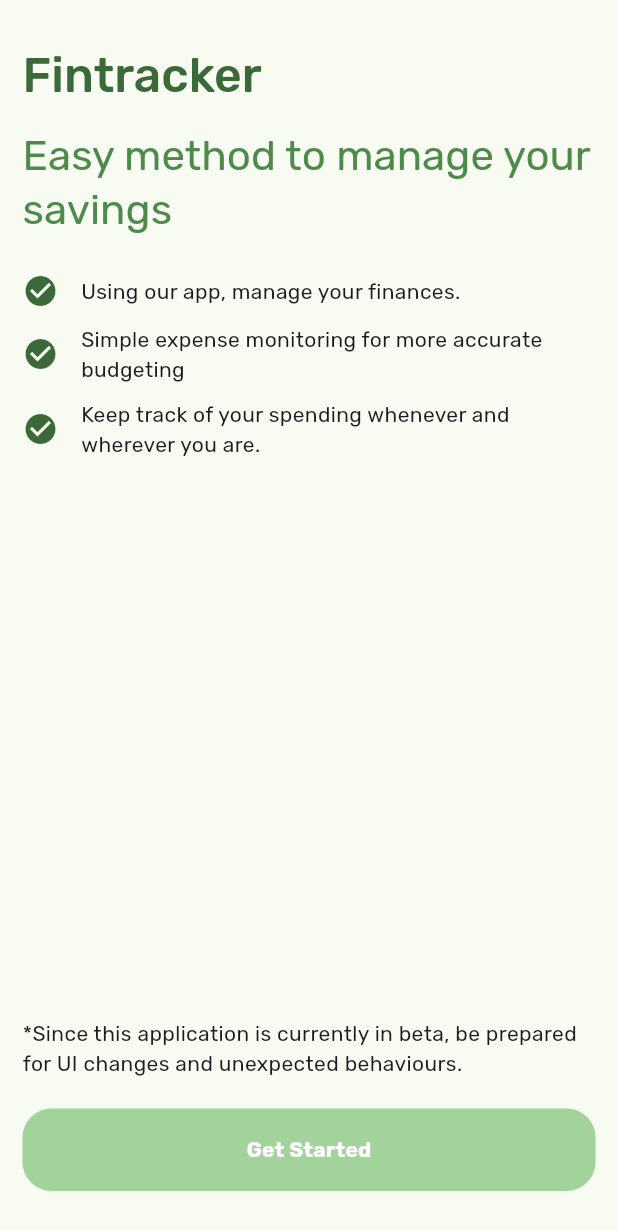
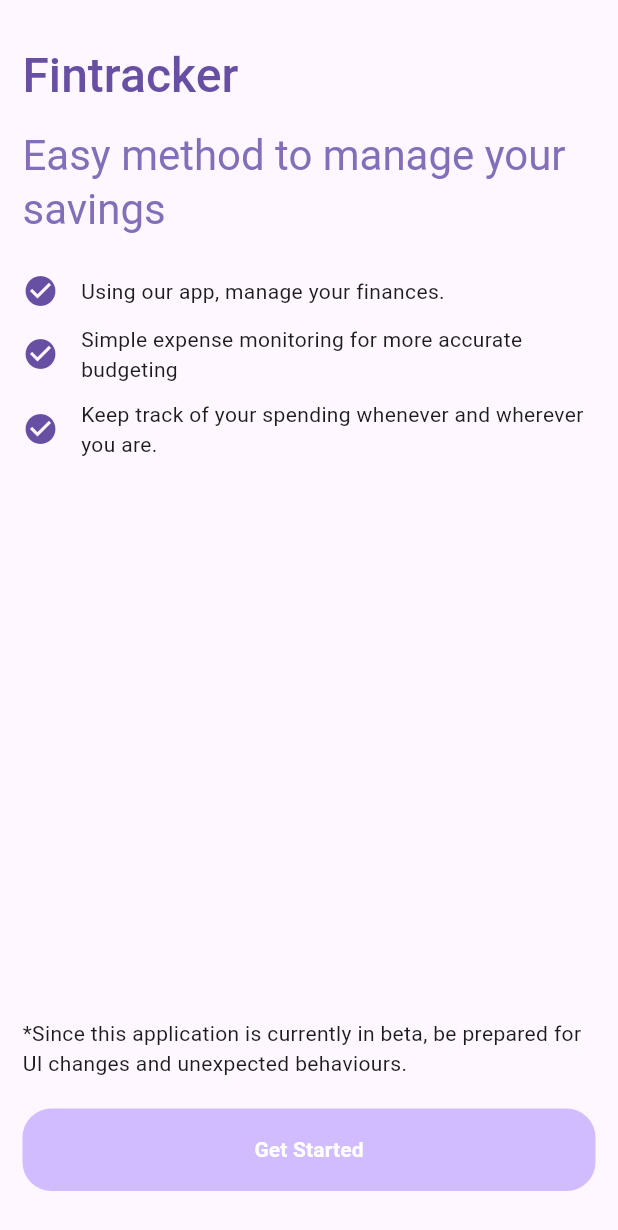
Before and after one commit to nafishahmeddev/fintracker, a Flutter app: the screen it shows after launch, on a phone screen of 412 x 824 dp. Shown: the top 1230 px of the screen. Run offline on Flutter 3.47's test engine with Material 3 defaults, Android fonts, the light colour scheme and no system bars; drawn by our look-alikes of dynamic_color; our stand-ins replace flutter_bloc, material_symbols_icons, shared_preferences, sqflite, sqflite_common_ffi; missing offline and left inert: currency_picker, events_emitter, month_year_picker; accounts and stored records are empty.

Commit message:
style(Overall UI): Route change and UI Improvements
1. Changed UI and colors and fonts
2. Removed google fonts and dynamic colors
3. Moved settings page to bottom navigation

```diff
--- a/lib/app.dart
+++ b/lib/app.dart
@@ -1,49 +1,29 @@
-import 'package:dynamic_color/dynamic_color.dart';
 import 'package:fintracker/bloc/cubit/app_cubit.dart';
 import 'package:fintracker/screens/main.screen.dart';
 import 'package:flutter/material.dart';
 import 'package:flutter/services.dart';
 import 'package:flutter_bloc/flutter_bloc.dart';
 import 'package:flutter_localizations/flutter_localizations.dart';
-import 'package:google_fonts/google_fonts.dart';
 import 'package:month_year_picker/month_year_picker.dart';
 
 class App extends StatelessWidget {
   const App({super.key});
   @override
   Widget build(BuildContext context) {
-    bool isDarkMode = MediaQuery.of(context).platformBrightness == Brightness.dark;
     SystemChrome.setSystemUIOverlayStyle(SystemUiOverlayStyle(
         statusBarColor: Colors.transparent,
-        statusBarIconBrightness: isDarkMode?  Brightness.light: Brightness.dark
+        statusBarIconBrightness: MediaQuery.of(context).platformBrightness
     ));
-
     return  BlocBuilder<AppCubit, AppState>(
         builder: (context, state){
-          return DynamicColorBuilder(
-              builder: (ColorScheme? lightDynamic, ColorScheme? darkDynamic) {
-                ColorScheme scheme = ColorScheme.fromSeed(seedColor: Color(state.themeColor), brightness: MediaQuery.of(context).platformBrightness);
-
-                if (isDarkMode && darkDynamic != null) {
-                  scheme = darkDynamic.harmonized();
-                }
-                if (!isDarkMode && lightDynamic != null) {
-                  scheme = lightDynamic.harmonized();
-                }
-
-
           return MaterialApp(
             title: 'Fintracker',
             theme: ThemeData(
-                      colorScheme: scheme,
                 useMaterial3: true,
                 brightness: MediaQuery.of(context).platformBrightness,
-                      textTheme: GoogleFonts.rubikTextTheme(
-                        isDarkMode? ThemeData.dark().textTheme: ThemeData.light().textTheme,
-                      ),
                 navigationBarTheme: NavigationBarThemeData(
                   labelTextStyle: MaterialStateProperty.resolveWith((Set<MaterialState> states){
-                          TextStyle style =  TextStyle(fontWeight: FontWeight.w500, fontSize: 12, fontFamily: GoogleFonts.rubik().fontFamily);
+                    TextStyle style =  const TextStyle(fontWeight: FontWeight.w500, fontSize: 11);
                     if(states.contains(MaterialState.selected)){
                       style = style.merge(const TextStyle(fontWeight: FontWeight.w600));
                     }
@@ -57,9 +37,6 @@ class App extends StatelessWidget {
               GlobalMaterialLocalizations.delegate,
               MonthYearPickerLocalizations.delegate,
             ],
-                  debugShowCheckedModeBanner: false,
-                );
-              }
           );
         }
     );
--- a/lib/screens/home/widgets/payment_list_item.dart
+++ b/lib/screens/home/widgets/payment_list_item.dart
@@ -1,7 +1,6 @@
 import 'package:fintracker/model/payment.model.dart';
 import 'package:fintracker/widgets/currency.dart';
 import 'package:flutter/material.dart';
-import 'package:google_fonts/google_fonts.dart';
 import 'package:intl/intl.dart';
 import '../../../theme/colors.dart';
 
@@ -36,7 +35,7 @@ class PaymentListItem extends StatelessWidget{
       ),
       trailing: CurrencyText(
           isCredit? payment.amount : -payment.amount,
-          style: Theme.of(context).textTheme.bodyMedium?.apply(color: isCredit? ThemeColors.success:ThemeColors.error, fontFamily: GoogleFonts.manrope().fontFamily)
+          style: Theme.of(context).textTheme.bodyMedium?.apply(color: isCredit? ThemeColors.success:ThemeColors.error)
       ),
     ) ;
   }
--- a/lib/screens/main.screen.dart
+++ b/lib/screens/main.screen.dart
@@ -6,6 +6,7 @@ import 'package:fintracker/screens/onboard/onboard_screen.dart';
 import 'package:fintracker/screens/settings/settings.screen.dart';
 import 'package:flutter/material.dart';
 import 'package:flutter_bloc/flutter_bloc.dart';
+import 'package:material_symbols_icons/symbols.dart';
 
 class MainScreen extends StatefulWidget{
   const MainScreen({super.key});
@@ -36,7 +37,8 @@ class _MainScreenState extends State<MainScreen>{
             children: const [
               HomeScreen(),
               AccountsScreen(),
-              CategoriesScreen()
+              CategoriesScreen(),
+              SettingsScreen()
             ],
             onPageChanged: (int index){
               setState(() {
@@ -47,18 +49,13 @@ class _MainScreenState extends State<MainScreen>{
           bottomNavigationBar: NavigationBar(
             selectedIndex: _selected,
             destinations: const [
-              NavigationDestination(icon: Icon(Icons.home), label: "Home"),
-              NavigationDestination(icon: Icon(Icons.wallet), label: "Accounts"),
-              NavigationDestination(icon: Icon(Icons.category), label: "Categories"),
-              NavigationDestination(icon: Icon(Icons.settings), label: "Settings"),
+              NavigationDestination(icon: Icon(Symbols.home, fill: 1,), label: "Home"),
+              NavigationDestination(icon: Icon(Symbols.wallet, fill: 1,), label: "Accounts"),
+              NavigationDestination(icon: Icon(Symbols.category, fill: 1,), label: "Categories"),
+              NavigationDestination(icon: Icon(Symbols.settings, fill: 1,), label: "Settings"),
             ],
             onDestinationSelected: (int selected){
-              if(selected < 3){
                 _controller.jumpToPage(selected);
-              }
-              if(selected == 3){
-                Navigator.of(context).push(MaterialPageRoute(builder: (context)=>const SettingsScreen()));
-              }
             },
           ),
         );
--- a/lib/screens/payment_form.screen.dart
+++ b/lib/screens/payment_form.screen.dart
@@ -14,7 +14,6 @@ import 'package:fintracker/widgets/buttons/button.dart';
 import 'package:fintracker/widgets/dialog/confirm.modal.dart';
 import 'package:flutter/material.dart';
 import 'package:flutter/services.dart';
-import 'package:google_fonts/google_fonts.dart';
 import 'package:intl/intl.dart';
 
 typedef OnCloseCallback = Function(Payment payment);
@@ -292,11 +291,10 @@ class _PaymentForm extends State<PaymentForm>{
                                   inputFormatters: <TextInputFormatter>[
                                     FilteringTextInputFormatter.allow(RegExp(r'^\d+\.?\d{0,4}')),
                                   ],
-                                  style: GoogleFonts.manrope(),
                                   decoration: InputDecoration(
                                       filled: true,
                                       hintText: "0.0",
-                                      prefixIcon: Padding(padding: const EdgeInsets.only(left: 15), child: CurrencyText(null, style: GoogleFonts.jetBrainsMono())),
+                                      prefixIcon: Padding(padding: const EdgeInsets.only(left: 15), child: CurrencyText(null)),
                                       prefixIconConstraints: const BoxConstraints(minWidth: 0, minHeight: 0),
                                       border: OutlineInputBorder(borderRadius: BorderRadius.circular(15)),
                                       contentPadding: const EdgeInsets.symmetric(vertical: 14, horizontal: 15)
--- a/lib/widgets/dialog/category_form.dialog.dart
+++ b/lib/widgets/dialog/category_form.dialog.dart
@@ -6,7 +6,6 @@ import 'package:fintracker/widgets/buttons/button.dart';
 import 'package:fintracker/widgets/currency.dart';
 import 'package:flutter/material.dart';
 import 'package:flutter/services.dart';
-import 'package:google_fonts/google_fonts.dart';
 typedef Callback = void Function();
 class CategoryForm extends StatefulWidget {
   final Category? category;
@@ -99,7 +98,6 @@ class _CategoryForm extends State<CategoryForm>{
                 inputFormatters: <TextInputFormatter>[
                   FilteringTextInputFormatter.allow(RegExp(r'^\d+\.?\d{0,4}')),
                 ],
-                style: GoogleFonts.manrope(),
                 decoration: InputDecoration(
                     labelText: 'Budget',
                     hintText: 'Enter budget',
@@ -107,7 +105,7 @@ class _CategoryForm extends State<CategoryForm>{
                       borderRadius: BorderRadius.circular(15),
                     ),
                     contentPadding: const EdgeInsets.symmetric(vertical: 12, horizontal: 15),
-                  prefixIcon: Padding(padding: const EdgeInsets.only(left: 15), child: CurrencyText(null, style: GoogleFonts.jetBrainsMono())),
+                  prefixIcon: Padding(padding: const EdgeInsets.only(left: 15), child: CurrencyText(null)),
                   prefixIconConstraints: const BoxConstraints(minWidth: 0, minHeight: 0),
                 ),
                 onChanged: (String text){
--- a/pubspec.yaml
+++ b/pubspec.yaml
@@ -44,13 +44,11 @@ dependencies:
   month_year_picker: ^0.3.0+1
   flutter_speed_dial: ^6.2.0
   events_emitter: ^0.5.2
-  dynamic_color: ^1.6.5
-  google_fonts: ^4.0.4
   sqflite_common_ffi: ^2.2.5
   flutter_bloc: ^8.1.3
   shared_preferences: ^2.1.1
   currency_picker: ^2.0.16
-  settings_ui: ^2.0.2
+  material_symbols_icons: ^4.2741.0
 
 dev_dependencies:
   flutter_test:
```
Also changed, not shown: lib/screens/accounts/accounts.screen.dart (+3 -4 lines), lib/screens/home/home.screen.dart (+3 -9 lines), lib/screens/home/widgets/account_slider.dart (+4 -5 lines), lib/screens/settings/settings.screen.dart (+39 -42 lines), pubspec.lock. Lines whose indentation alone changed are shown as unchanged.
